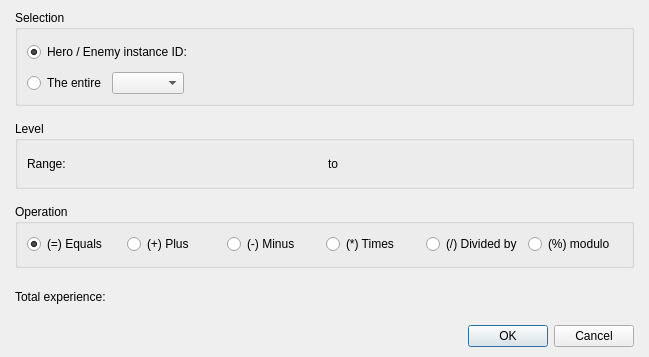
Above: Editor/Dialogs/Commands/dialogcommandchangeexperiencecurve.ui from RPG-Paper-Maker/RPG-Paper-Maker before the change. Below: the same form after it.
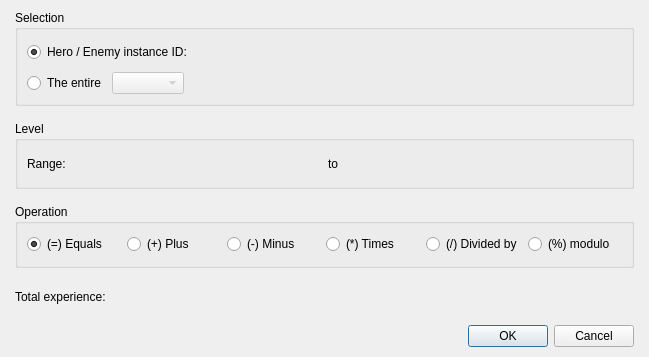
That is the form after the change. Custom widgets are drawn as their Qt base class.

```diff
--- a/Editor/Dialogs/Commands/dialogcommandchangeexperiencecurve.ui
+++ b/Editor/Dialogs/Commands/dialogcommandchangeexperiencecurve.ui
@@ -88,7 +88,11 @@
              </widget>
             </item>
             <item row="1" column="1">
-             <widget class="QComboBox" name="comboBoxTeam"/>
+             <widget class="QComboBox" name="comboBoxTeam">
+              <property name="enabled">
+               <bool>false</bool>
+              </property>
+             </widget>
             </item>
             <item row="1" column="2" colspan="3">
              <spacer name="horizontalSpacer_3">
```
